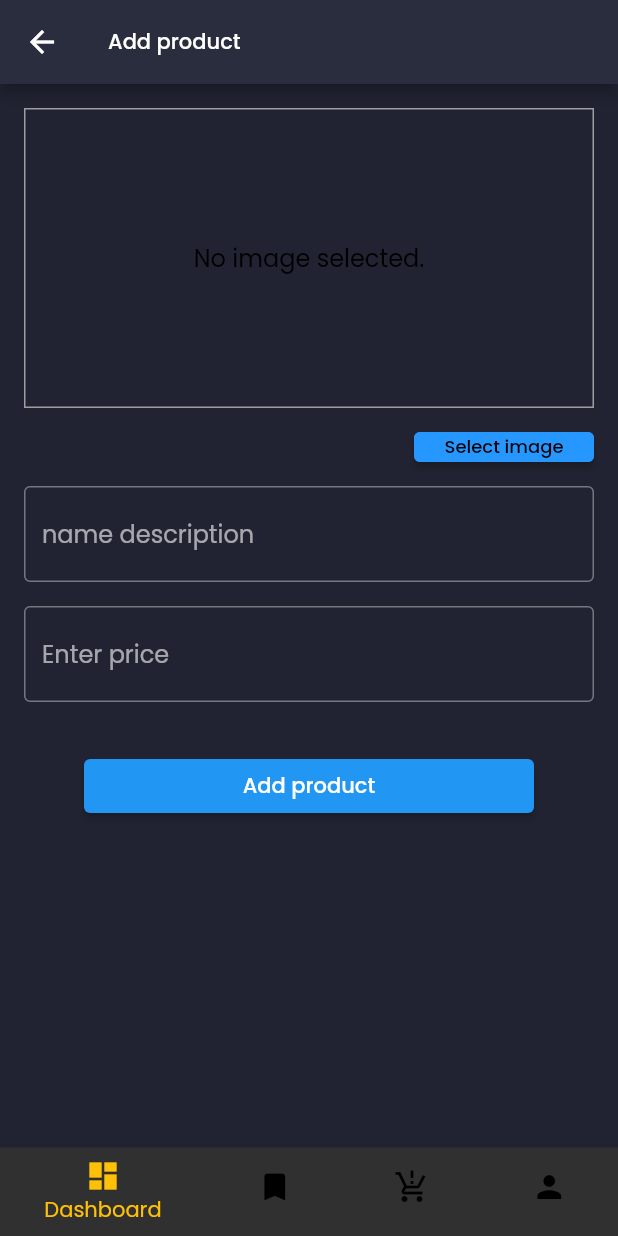
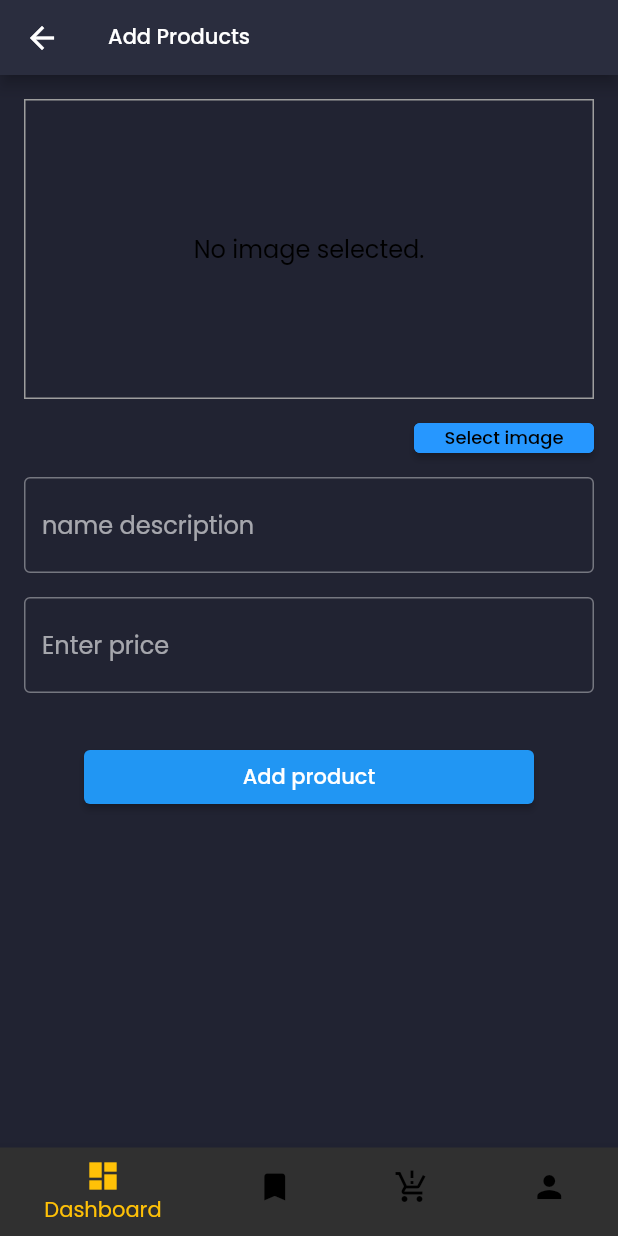
Before and after one commit to ale-russ/ecommerce_dashboard, a Flutter app: the ProductPage screen opened by its route, after a tap on "Add product", on a phone screen of 412 x 824 dp. Run offline on Flutter 3.47's test engine with Material 2 defaults, Android fonts, the phone set to English and light mode, and no system bars; our stand-ins replace cloud_firestore, email_validator, firebase_auth, firebase_core, firebase_messaging, firebase_storage and 10 more; missing offline and left inert: simple_progress_indicators; accounts and stored records are empty; network calls fail.

Commit message:
created new custom app bar

```diff
--- /dev/null
+++ b/lib/features/constants/custome_appbar.dart
@@ -0,0 +1,44 @@
+import 'package:firebase_auth/firebase_auth.dart';
+import 'package:flutter/material.dart';
+
+import 'constants.dart';
+
+class CustomAppBar extends StatelessWidget implements PreferredSizeWidget {
+  const CustomAppBar({
+    super.key,
+    this.users,
+    this.title,
+    this.isCenterTile = false,
+    this.fontSize = 16,
+  });
+
+  Size get preferredSize => const Size.fromHeight(50);
+
+  final User? users;
+  final String? title;
+  final bool? isCenterTile;
+  final double fontSize;
+
+  @override
+  Widget build(BuildContext context) {
+    return AppBar(
+      centerTitle: isCenterTile!,
+      backgroundColor: secondaryColor,
+      title: Text(
+        title ?? "",
+        style: TextStyle(fontSize: fontSize),
+      ),
+      actions: [
+        Center(
+          child: Padding(
+            padding: const EdgeInsets.symmetric(horizontal: 8),
+            child: Text(
+              users?.displayName ?? "",
+              style: const TextStyle(fontSize: 12),
+            ),
+          ),
+        )
+      ],
+    );
+  }
+}
--- a/lib/features/product/screens/add_product.dart
+++ b/lib/features/product/screens/add_product.dart
@@ -9,6 +9,7 @@ import 'package:flutter_riverpod/flutter_riverpod.dart';
 import 'package:image_picker/image_picker.dart';
 import 'package:firebase_storage/firebase_storage.dart';
 
+import '../../constants/custome_appbar.dart';
 import '../../notifications/notification_message.dart';
 import '../provider/upload_info_provider.dart';
 
@@ -49,24 +50,25 @@ class _AddproductState extends ConsumerState<AddProductPage> {
   @override
   Widget build(BuildContext context) {
     return Scaffold(
-      appBar: AppBar(
-        backgroundColor: secondaryColor,
-        title: const Text(
-          'Add product',
-          style: TextStyle(fontSize: 14),
-        ),
-        actions: [
-          Center(
-            child: Padding(
-              padding: const EdgeInsets.symmetric(horizontal: 8),
-              child: Text(
-                '${users.email}',
-                style: const TextStyle(fontSize: 12),
-              ),
-            ),
-          )
-        ],
-      ),
+      appBar: CustomAppBar(users: users, title: 'Add Products', fontSize: 14),
+      // AppBar(
+      //   backgroundColor: secondaryColor,
+      //   title: const Text(
+      //     'Add product',
+      //     style: TextStyle(fontSize: 14),
+      //   ),
+      //   actions: [
+      //     Center(
+      //       child: Padding(
+      //         padding: const EdgeInsets.symmetric(horizontal: 8),
+      //         child: Text(
+      //           '${users.email}',
+      //           style: const TextStyle(fontSize: 12),
+      //         ),
+      //       ),
+      //     )
+      //   ],
+      // ),
       body: Padding(
         padding: const EdgeInsets.all(16),
         child: SingleChildScrollView(
--- a/lib/features/product/screens/product_page.dart
+++ b/lib/features/product/screens/product_page.dart
@@ -4,6 +4,7 @@ import 'package:firebase_auth/firebase_auth.dart';
 import 'package:flutter/material.dart';
 import 'package:flutter_riverpod/flutter_riverpod.dart';
 import '../../common_widget/error_widget.dart';
+import '../../constants/custome_appbar.dart';
 import '../widget/product_widget.dart';
 
 class ProductPage extends ConsumerWidget {
@@ -16,20 +17,9 @@ class ProductPage extends ConsumerWidget {
     final products = ref.watch(productsprovider);
 
     return Scaffold(
-      appBar: AppBar(
-        backgroundColor: secondaryColor,
-        title: const Text('Products'),
-        actions: [
-          Center(
-            child: Padding(
-              padding: const EdgeInsets.symmetric(horizontal: 8),
-              child: Text(
-                '${users.email}',
-                style: const TextStyle(fontSize: 12),
-              ),
-            ),
-          )
-        ],
+      appBar: CustomAppBar(
+        users: users,
+        title: 'Products',
       ),
       body: products.when(
         data: (data) {
```
Also changed, not shown: lib/features/authenticate/screens/login_page.dart (+5 -5 lines), lib/features/authenticate/screens/registration.dart (+5 -5 lines), lib/features/dashboard/screens/dashboard_page.dart (+2 -15 lines), lib/features/orders/screen/orders_page.dart (+2 -15 lines), lib/features/product/screens/products_detali.dart (+8 -3 lines).
